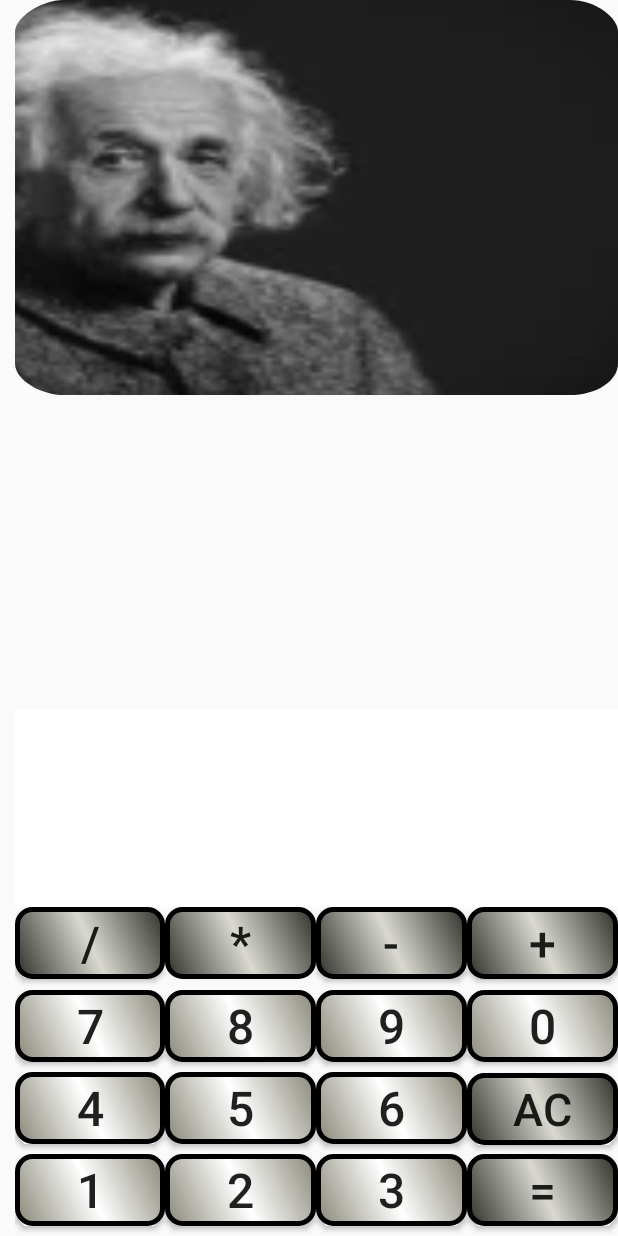
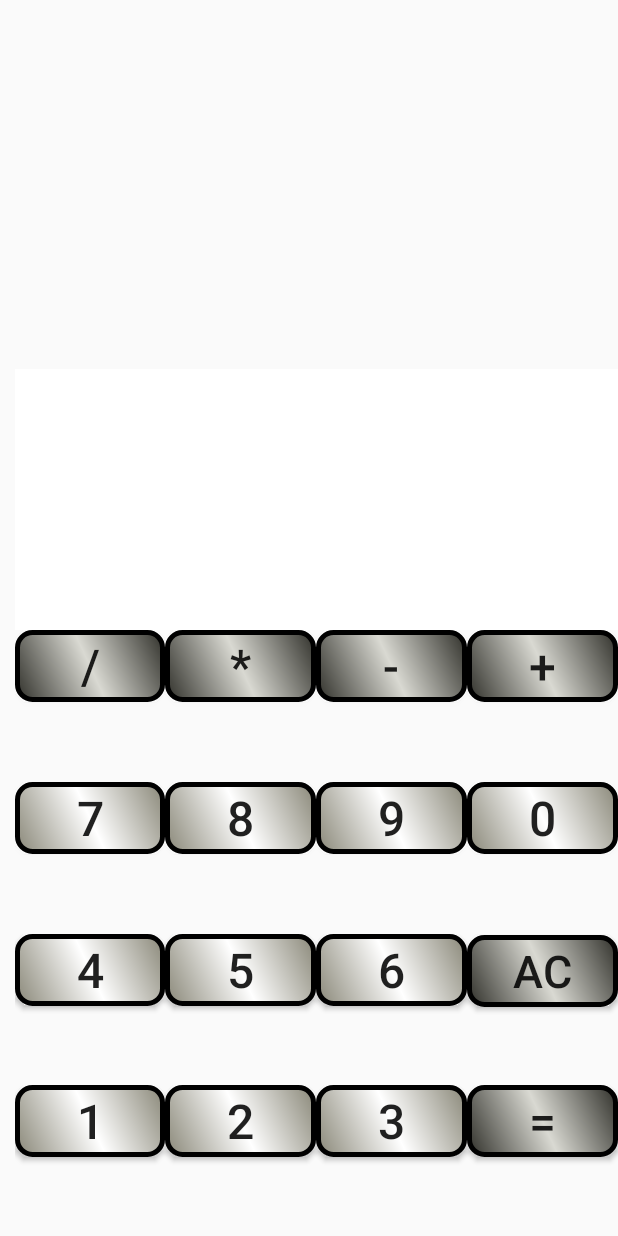
Before and after one commit to Niva13/calculator, an Android app: the screen it shows after launch (MainActivity), on a phone screen of 412 x 824 dp. Run offline under Robolectric (Android 15) with nearby library versions, the phone set to English and light mode, and no system bars.

Commit message:
Einstein removed, relativity not real

```diff
--- a/app/src/main/res/layout/activity_main.xml
+++ b/app/src/main/res/layout/activity_main.xml
@@ -8,17 +8,6 @@
     android:layout_marginLeft="10dp"
     android:orientation="vertical"
     tools:context=".MainActivity">
-
-    <LinearLayout
-        android:layout_width="match_parent"
-        android:layout_height="match_parent"
-        android:layout_weight="0.73"
-        android:background="@mipmap/ic_launcher"
-        android:gravity="center"
-        android:orientation="horizontal">
-
-
-    </LinearLayout>
 
     <LinearLayout
         android:layout_width="match_parent"
```
